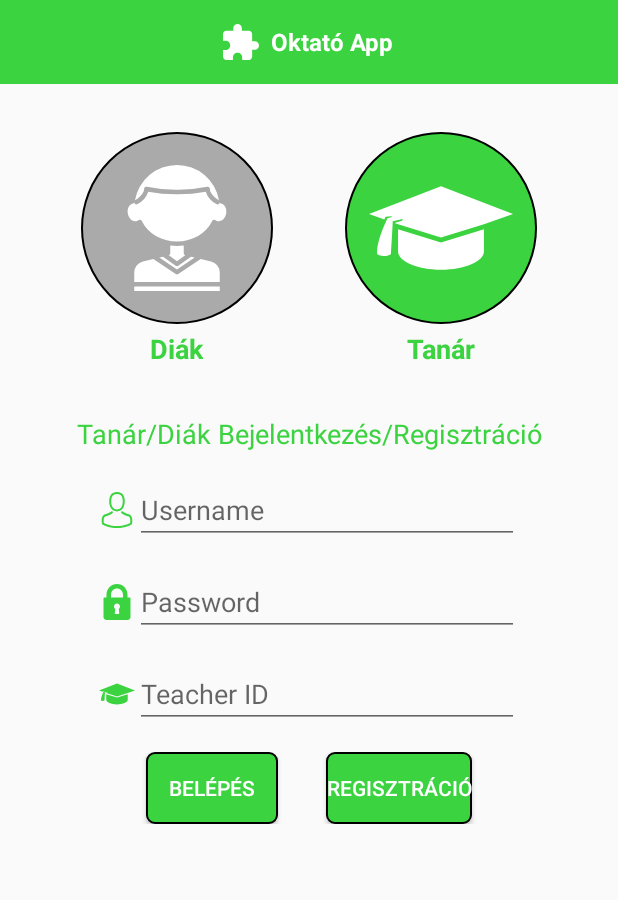
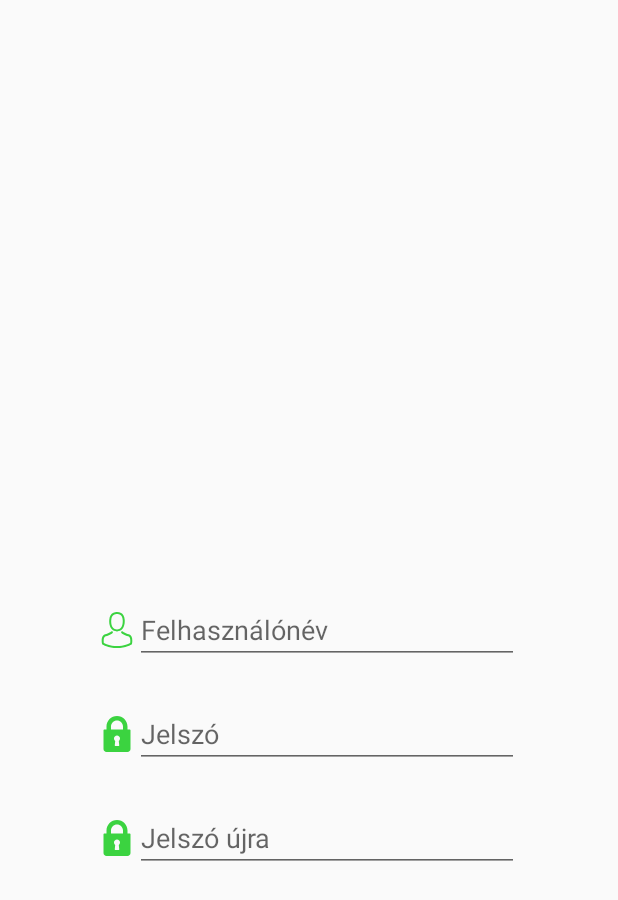
Before and after one commit to gitjuzer/2018_IIAFP_B, an Android app: the screen it shows after launch (MainActivity before the commit, RegistrationActivity after it), after a tap on "REGISZTRÁCIÓ", on a phone screen of 412 x 824 dp. Shown: the top 900 px of the screen. Run offline under Robolectric (Android 15) with nearby library versions, the phone set to English and light mode, and no system bars; our stand-ins replace Volley; 3 other taps on this screen came first.

Commit message:
Regisztrációs ablak
Regisztráció külön ablakba kihozva, a mezők implementálása folyamatban.

```diff
--- a/Android app/OktatoApp/app/src/main/AndroidManifest.xml
+++ b/Android app/OktatoApp/app/src/main/AndroidManifest.xml
@@ -9,7 +9,8 @@
         android:roundIcon="@mipmap/ic_launcher_round"
         android:supportsRtl="true"
         android:theme="@style/AppTheme">
-        <activity android:name=".TeacherMenu"></activity>
+        <activity android:name=".RegistrationActivity"></activity>
+        <activity android:name=".TeacherMenu" />
         <activity android:name=".StudentMenu" />
         <activity android:name=".MainActivity">
             <intent-filter>
--- a/Android app/OktatoApp/app/src/main/java/hu/afp/oktatoapp/MainActivity.java
+++ b/Android app/OktatoApp/app/src/main/java/hu/afp/oktatoapp/MainActivity.java
@@ -1,5 +1,6 @@
 package hu.afp.oktatoapp;
 
+import android.app.NativeActivity;
 import android.content.Intent;
 import android.opengl.Visibility;
 import android.os.Bundle;
@@ -121,6 +122,8 @@ public class MainActivity extends AppCompatActivity {
             public void onClick(View v) {
                 if(teacherBtnIsClicked && teacherID.getVisibility() == View.GONE)
                     teacherID.setVisibility(View.VISIBLE);
+                Intent registrationIntent = new Intent(MainActivity.this, RegistrationActivity.class);
+                startActivity(registrationIntent);
             }
         });
     }
--- /dev/null
+++ b/Android app/OktatoApp/app/src/main/java/hu/afp/oktatoapp/RegistrationActivity.java
@@ -0,0 +1,13 @@
+package hu.afp.oktatoapp;
+
+import android.support.v7.app.AppCompatActivity;
+import android.os.Bundle;
+
+public class RegistrationActivity extends AppCompatActivity {
+
+    @Override
+    protected void onCreate(Bundle savedInstanceState) {
+        super.onCreate(savedInstanceState);
+        setContentView(R.layout.activity_registration);
+    }
+}
--- a/Android app/OktatoApp/app/src/main/java/hu/afp/oktatoapp/StudentMenu.java
+++ b/Android app/OktatoApp/app/src/main/java/hu/afp/oktatoapp/StudentMenu.java
@@ -1,17 +1,15 @@
 package hu.afp.oktatoapp;
 
-import android.content.Intent;
 import android.support.v7.app.AppCompatActivity;
 import android.os.Bundle;
 import android.widget.TextView;
-import hu.afp.oktatoapp.MainActivity;
 
 public class StudentMenu extends AppCompatActivity {
 
     @Override
     protected void onCreate(Bundle savedInstanceState) {
         super.onCreate(savedInstanceState);
-        setContentView(R.layout.activity_student_main);
+        setContentView(R.layout.activity_student_menu);
 
         //gombok, textviewok változóba kimentése
         final TextView usernameDisplay;
--- /dev/null
+++ b/Android app/OktatoApp/app/src/main/res/drawable/ic_email_24px.xml
@@ -0,0 +1,9 @@
+<vector xmlns:android="http://schemas.android.com/apk/res/android"
+    android:width="24dp"
+    android:height="24dp"
+    android:viewportWidth="24"
+    android:viewportHeight="24">
+  <path
+      android:fillColor="#FF000000"
+      android:pathData="M20,4L4,4c-1.1,0 -1.99,0.9 -1.99,2L2,18c0,1.1 0.9,2 2,2h16c1.1,0 2,-0.9 2,-2L22,6c0,-1.1 -0.9,-2 -2,-2zM19.6,8.25l-7.07,4.42c-0.32,0.2 -0.74,0.2 -1.06,0L4.4,8.25c-0.25,-0.16 -0.4,-0.43 -0.4,-0.72 0,-0.67 0.73,-1.07 1.3,-0.72L12,11l6.7,-4.19c0.57,-0.35 1.3,0.05 1.3,0.72 0,0.29 -0.15,0.56 -0.4,0.72z"/>
+</vector>
--- a/Android app/OktatoApp/app/src/main/res/layout/activity_main.xml
+++ b/Android app/OktatoApp/app/src/main/res/layout/activity_main.xml
@@ -50,7 +50,7 @@
                 android:textSize="18sp" />
 
             <LinearLayout
-                android:id="@+id/name"
+                android:id="@+id/username_EditText"
                 android:layout_width="match_parent"
                 android:layout_height="wrap_content"
                 android:layout_below="@id/title"
@@ -74,10 +74,10 @@
             </LinearLayout>
 
             <LinearLayout
-                android:id="@+id/password"
+                android:id="@+id/password_EditText"
                 android:layout_width="match_parent"
                 android:layout_height="wrap_content"
-                android:layout_below="@id/name"
+                android:layout_below="@id/username_EditText"
                 android:focusable="true"
                 android:focusableInTouchMode="true"
                 android:gravity="center"
@@ -101,7 +101,7 @@
                 android:id="@+id/teacherID"
                 android:layout_width="match_parent"
                 android:layout_height="wrap_content"
-                android:layout_below="@id/password"
+                android:layout_below="@id/password_EditText"
                 android:focusable="true"
                 android:focusableInTouchMode="true"
                 android:gravity="center"
--- /dev/null
+++ b/Android app/OktatoApp/app/src/main/res/layout/activity_registration.xml
@@ -0,0 +1,96 @@
+<?xml version="1.0" encoding="utf-8"?>
+<android.support.constraint.ConstraintLayout xmlns:android="http://schemas.android.com/apk/res/android"
+    xmlns:app="http://schemas.android.com/apk/res-auto"
+    xmlns:tools="http://schemas.android.com/tools"
+    android:layout_width="match_parent"
+    android:layout_height="match_parent"
+    tools:context=".RegistrationActivity">
+
+    <LinearLayout
+        android:id="@+id/username_EditText"
+        android:layout_width="match_parent"
+        android:layout_height="wrap_content"
+        android:layout_below="@id/title"
+        android:layout_marginTop="8dp"
+        android:layout_marginBottom="8dp"
+        android:focusable="true"
+        android:focusableInTouchMode="true"
+        android:gravity="center"
+        android:orientation="horizontal"
+        android:paddingTop="16dp"
+        app:layout_constraintBottom_toBottomOf="parent"
+        app:layout_constraintTop_toTopOf="parent"
+        tools:layout_editor_absoluteX="0dp">
+
+        <ImageView
+            android:layout_width="wrap_content"
+            android:layout_height="wrap_content"
+            android:src="@drawable/ic_user" />
+
+        <EditText
+            android:id="@+id/username_ET"
+            android:layout_width="256dp"
+            android:layout_height="wrap_content"
+            android:hint="@string/username"
+            android:inputType="text" />
+    </LinearLayout>
+
+    <LinearLayout
+        android:id="@+id/password_EditText"
+        android:layout_width="match_parent"
+        android:layout_height="wrap_content"
+        android:layout_below="@id/username_EditText"
+        android:layout_marginTop="8dp"
+        android:focusable="true"
+        android:focusableInTouchMode="true"
+        android:gravity="center"
+        android:orientation="horizontal"
+        android:paddingTop="16dp"
+        app:layout_constraintTop_toBottomOf="@+id/username_EditText"
+        tools:layout_editor_absoluteX="0dp">
+
+        <ImageView
+            android:layout_width="wrap_content"
+            android:layout_height="wrap_content"
+            android:src="@drawable/ic_lock" />
+
+        <EditText
+            android:id="@+id/passwordET"
+            android:layout_width="256dp"
+            android:layout_height="wrap_content"
+            android:hint="@string/password"
+            android:inputType="textPassword" />
+    </LinearLayout>
+
+    <LinearLayout
+        android:id="@+id/retryPassword_EditText"
+        android:layout_width="match_parent"
+        android:layout_height="wrap_content"
+        android:layout_below="@id/username_EditText"
+        android:layout_marginTop="8dp"
+        android:layout_marginBottom="148dp"
+        android:focusable="true"
+        android:focusableInTouchMode="true"
+        android:gravity="center"
+        android:orientation="horizontal"
+        android:paddingTop="16dp"
+        app:layout_constraintBottom_toBottomOf="parent"
+        app:layout_constraintTop_toBottomOf="@+id/password_EditText"
+        app:layout_constraintVertical_bias="0.0"
+        tools:layout_editor_absoluteX="0dp">
+
+        <ImageView
+            android:layout_width="wrap_content"
+            android:layout_height="wrap_content"
+            android:src="@drawable/ic_lock" />
+
+        <EditText
+            android:id="@+id/retryPassword_ET"
+            android:layout_width="256dp"
+            android:layout_height="wrap_content"
+            android:hint="@string/retryPassword"
+            android:inputType="textPassword" />
+    </LinearLayout>
+
+
+</android.support.constraint.ConstraintLayout>
--- a/Android app/OktatoApp/app/src/main/res/values/strings.xml
+++ b/Android app/OktatoApp/app/src/main/res/values/strings.xml
@@ -1,8 +1,8 @@
 <resources>
     <string name="app_name">Oktató App</string>
     <string name="login_title">Tanár/Diák Bejelentkezés/Regisztráció</string>
-    <string name="username">Username</string>
-    <string name="password">Password</string>
+    <string name="username">Felhasználónév</string>
+    <string name="password">Jelszó</string>
     <string name="login">Belépés</string>
     <string name="register">Regisztráció</string>
     <string name="student">Diák</string>
@@ -11,4 +11,5 @@
     <string name="statistic">Statisztika</string>
     <string name="duel">Párbaj</string>
     <string name="teacher_id">Teacher ID</string>
+    <string name="retryPassword">Jelszó újra</string>
 </resources>
```
Also changed, not shown: Android app/OktatoApp/app/src/main/res/layout/activity_student_menu.xml (renamed from Android app/OktatoApp/app/src/main/res/layout/activity_student_main.xml).
